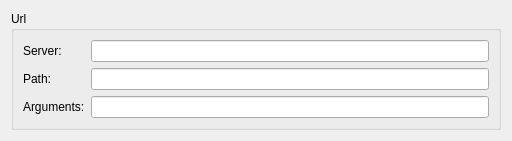
This is browserappconfig.ui in KDE/quanta as Qt 5 draws it before an edit. The edited form follows.
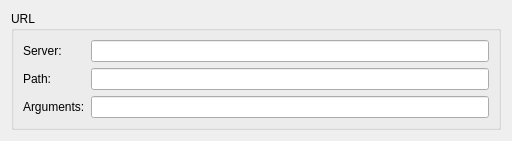
This is the edited form. Custom widgets are drawn as their Qt base class.

Commit message: Minor proof-reading.

Diff of the .ui file:
```diff
--- a/browserappconfig.ui
+++ b/browserappconfig.ui
@@ -14,7 +14,7 @@
    <item>
     <widget class="QGroupBox" name="groupBox">
      <property name="title">
-      <string>Url</string>
+      <string>URL</string>
      </property>
      <layout class="QGridLayout" name="gridLayout">
       <item row="0" column="0">
```
Left out of the diff: 2 changed lines with no effect on the pictures.
